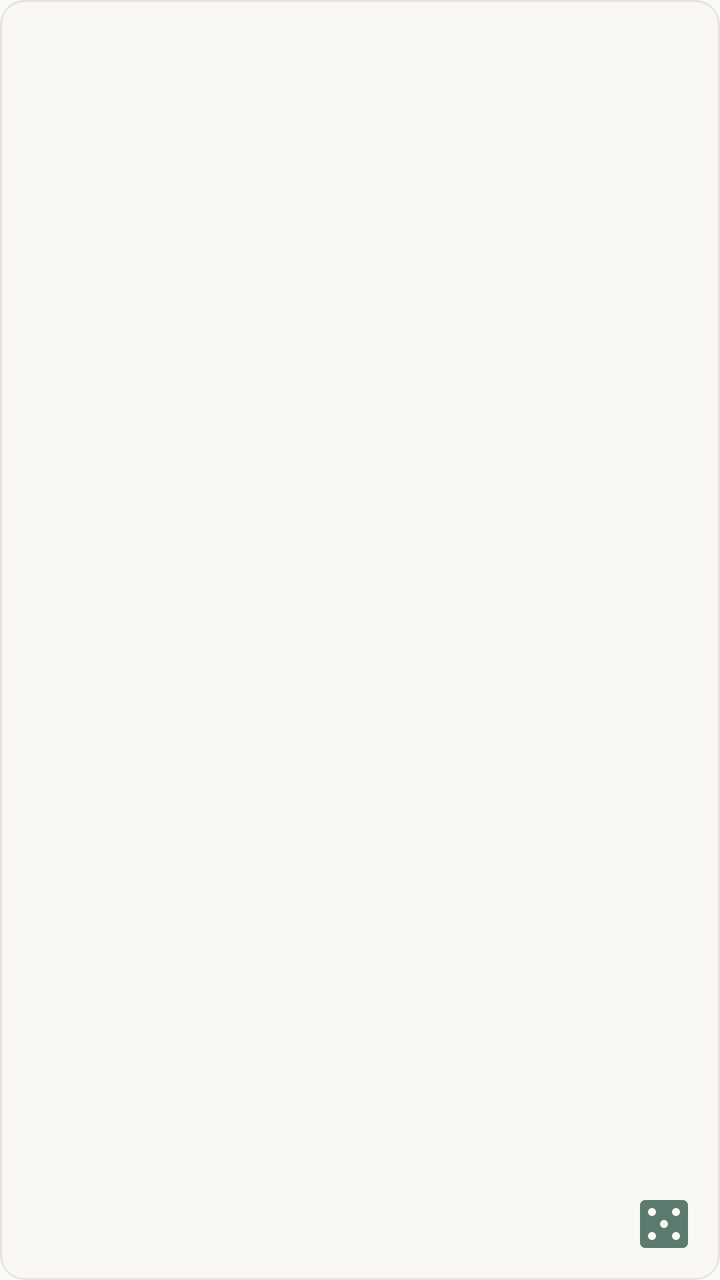
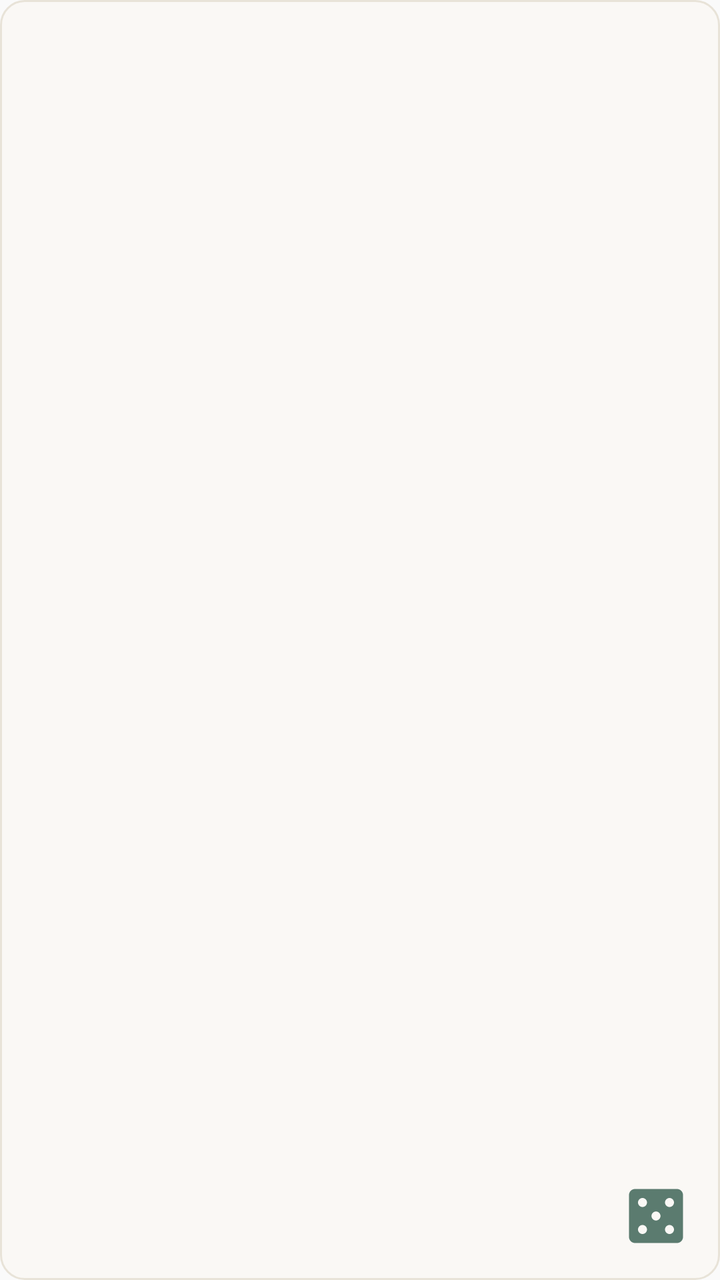

Before-and-after screenshots of an Android layout around one commit, followed by the original layout XML and the change that was made.
<!-- AndroidManifest.xml: application theme Theme.GiftToLife -->
<!-- res/layout/random_review_widget.xml -->
<?xml version="1.0" encoding="utf-8"?>
<LinearLayout xmlns:android="http://schemas.android.com/apk/res/android"
    android:id="@+id/widget_container"
    android:layout_width="match_parent"
    android:layout_height="match_parent"
    android:orientation="vertical"
    android:background="@drawable/widget_background"
    android:padding="12dp">

    <LinearLayout
        android:layout_width="match_parent"
        android:layout_height="0dp"
        android:layout_weight="1"
        android:orientation="horizontal">

        <TextView
            android:id="@+id/widget_content"
            android:layout_width="0dp"
            android:layout_height="wrap_content"
            android:layout_weight="1"
            android:maxLines="10"
            android:ellipsize="end"
            android:lineSpacingMultiplier="1.25"
            android:textColor="#3D392E"
            android:textSize="13sp" />

        <ImageView
            android:id="@+id/widget_image"
            android:layout_width="72dp"
            android:layout_height="72dp"
            android:layout_marginStart="8dp"
            android:scaleType="centerCrop"
            android:contentDescription="记录图片" />
    </LinearLayout>

    <LinearLayout
        android:layout_width="match_parent"
        android:layout_height="wrap_content"
        android:layout_marginTop="8dp"
        android:gravity="center_vertical"
        android:orientation="horizontal">

        <TextView
            android:id="@+id/widget_meta"
            android:layout_width="0dp"
            android:layout_height="wrap_content"
            android:layout_weight="1"
            android:maxLines="1"
            android:ellipsize="end"
            android:textColor="#8B8577"
            android:textSize="11sp" />

        <ImageButton
            android:id="@+id/widget_refresh"
            android:layout_width="32dp"
            android:layout_height="32dp"
            android:background="@null"
            android:src="@drawable/ic_casino"
            android:tint="#5B7B6F"
            android:contentDescription="换一条" />
    </LinearLayout>
</LinearLayout>
<!-- resources referenced by this layout -->
<resources>
  <!-- drawable ic_casino (drawable) -->
  <vector xmlns:android="http://schemas.android.com/apk/res/android" android:width="24dp" android:height="24dp" android:viewportWidth="24" android:viewportHeight="24">
      <path android:fillColor="@android:color/black" android:pathData="M19,3H5C3.9,3 3,3.9 3,5v14c0,1.1 0.9,2 2,2h14c1.1,0 2,-0.9 2,-2V5C21,3.9 20.1,3 19,3zM7.5,18C6.67,18 6,17.33 6,16.5S6.67,15 7.5,15 9,15.67 9,16.5 8.33,18 7.5,18zM7.5,9C6.67,9 6,8.33 6,7.5S6.67,6 7.5,6 9,6.67 9,7.5 8.33,9 7.5,9zM12,13.5c-0.83,0 -1.5,-0.67 -1.5,-1.5s0.67,-1.5 1.5,-1.5 1.5,0.67 1.5,1.5 -0.67,1.5 -1.5,1.5zM16.5,18c-0.83,0 -1.5,-0.67 -1.5,-1.5s0.67,-1.5 1.5,-1.5 1.5,0.67 1.5,1.5 -0.67,1.5 -1.5,1.5zM16.5,9c-0.83,0 -1.5,-0.67 -1.5,-1.5S15.67,6 16.5,6s1.5,0.67 1.5,1.5S17.33,9 16.5,9z"/>
  </vector>
  <!-- drawable widget_background (drawable) -->
  <?xml version="1.0" encoding="utf-8"?>
  <shape xmlns:android="http://schemas.android.com/apk/res/android">
      <solid android:color="#FAF8F5" />
      <corners android:radius="12dp" />
      <stroke android:width="1dp" android:color="#E8E3D8" />
  </shape>
  <style name="Theme.GiftToLife" parent="android:Theme.Material.Light.NoActionBar" />
</resources>

<!-- the commit's change to res/layout/random_review_widget.xml (unified diff, before → after) -->
@@ -5,12 +5,13 @@
     android:layout_height="match_parent"
     android:orientation="vertical"
     android:background="@drawable/widget_background"
-    android:padding="12dp">
+    android:padding="14dp">
 
     <LinearLayout
         android:layout_width="match_parent"
         android:layout_height="0dp"
         android:layout_weight="1"
+        android:gravity="center_vertical"
         android:orientation="horizontal">
 
         <TextView
@@ -18,17 +19,18 @@
             android:layout_width="0dp"
             android:layout_height="wrap_content"
             android:layout_weight="1"
-            android:maxLines="10"
+            android:gravity="center_vertical"
+            android:maxLines="6"
             android:ellipsize="end"
-            android:lineSpacingMultiplier="1.25"
+            android:lineSpacingMultiplier="1.3"
             android:textColor="#3D392E"
-            android:textSize="13sp" />
+            android:textSize="16sp" />
 
         <ImageView
             android:id="@+id/widget_image"
-            android:layout_width="72dp"
-            android:layout_height="72dp"
-            android:layout_marginStart="8dp"
+            android:layout_width="96dp"
+            android:layout_height="96dp"
+            android:layout_marginStart="12dp"
             android:scaleType="centerCrop"
             android:contentDescription="记录图片" />
     </LinearLayout>
@@ -36,7 +38,7 @@
     <LinearLayout
         android:layout_width="match_parent"
         android:layout_height="wrap_content"
-        android:layout_marginTop="8dp"
+        android:layout_marginTop="10dp"
         android:gravity="center_vertical"
         android:orientation="horizontal">
 
@@ -48,12 +50,12 @@
             android:maxLines="1"
             android:ellipsize="end"
             android:textColor="#8B8577"
-            android:textSize="11sp" />
+            android:textSize="12sp" />
 
         <ImageButton
             android:id="@+id/widget_refresh"
-            android:layout_width="32dp"
-            android:layout_height="32dp"
+            android:layout_width="36dp"
+            android:layout_height="36dp"
             android:background="@null"
             android:src="@drawable/ic_casino"
             android:tint="#5B7B6F"
